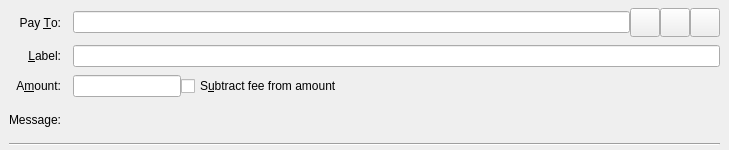
Old version of the form src/qt/forms/sendcoinsentry.ui in the repository mitisimus/sibcoin-mod.
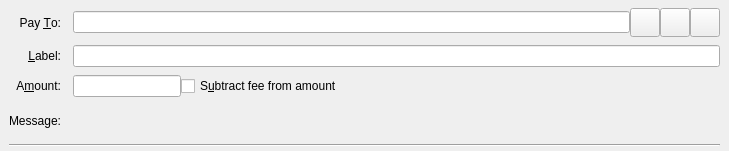
New version of the form. Custom widgets are drawn as their Qt base class.

What changed in the file:
```diff
--- a/src/qt/forms/sendcoinsentry.ui
+++ b/src/qt/forms/sendcoinsentry.ui
@@ -7,7 +7,7 @@
     <x>0</x>
     <y>0</y>
     <width>729</width>
-    <height>150</height>
+    <height>151</height>
    </rect>
   </property>
   <property name="focusPolicy">
```
Left out of the diff: 2 changed lines with no effect on the pictures.
